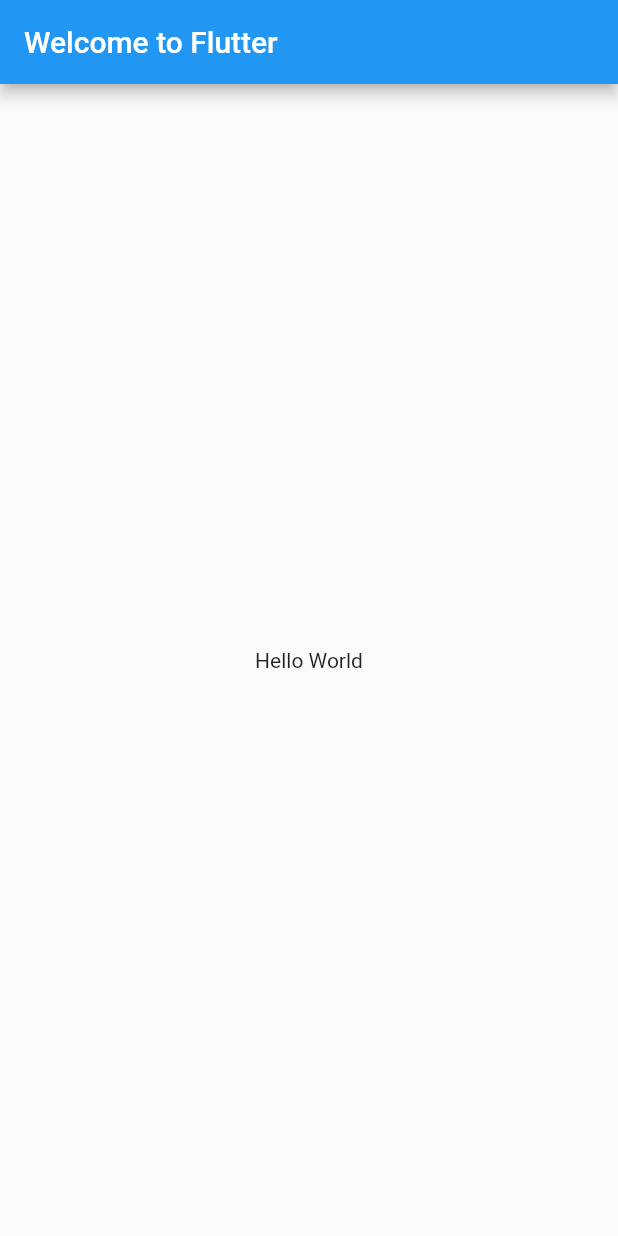
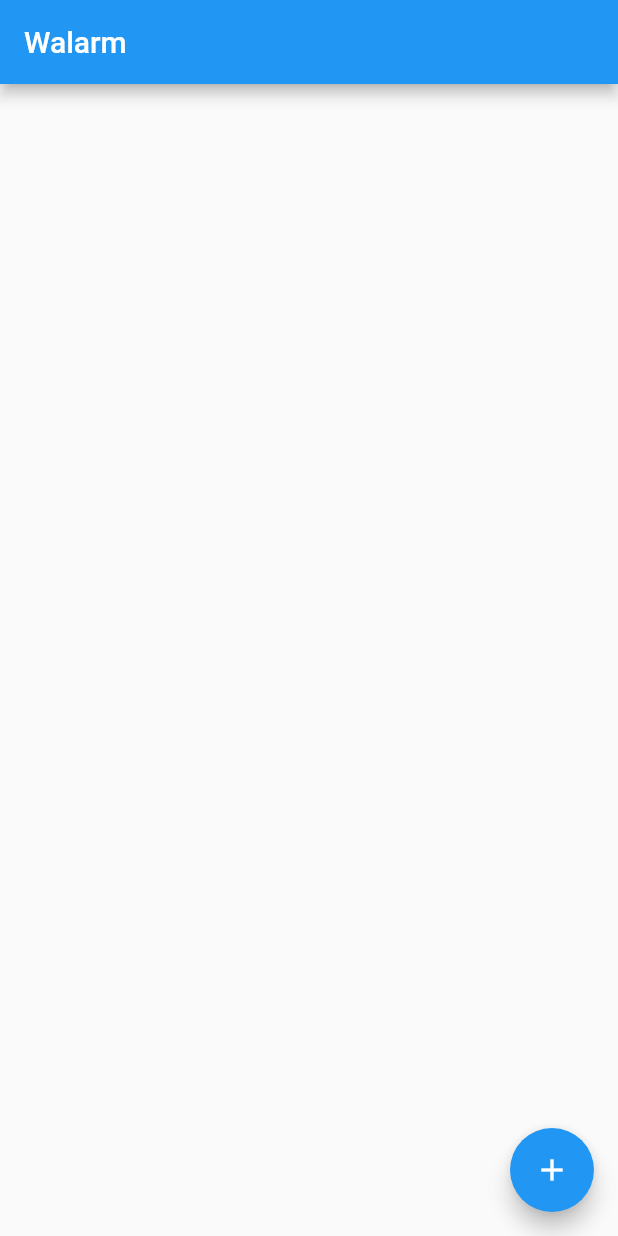
Before and after one commit to CorodescuMihnea/walarm, a Flutter app: the screen it shows after launch, on a phone screen of 412 x 824 dp. Run offline on Flutter 3.47's test engine with Material 2 defaults, Android fonts, the phone set to English and light mode, and no system bars; missing offline and left inert: android_alarm_manager_plus.

Commit message:
Works partially

```diff
--- /dev/null
+++ b/lib/alarm_list.dart
@@ -0,0 +1,113 @@
+import 'dart:io';
+import 'dart:convert';
+
+import 'package:path_provider/path_provider.dart';
+
+class AlarmList {
+  List<Alarm> _alarmList = List<Alarm>.empty(growable: true);
+  static const String _saveFileName = 'alarms.txt';
+
+  AlarmList();
+
+  AlarmList.fromAlarmList(AlarmList other) : _alarmList = other._alarmList;
+
+  AlarmList.fromJson(Map<String, dynamic> json) {
+    _alarmList = List<Alarm>.empty(growable: true);
+    for (var alarm in json['alarms']) {
+      _alarmList.add(Alarm.fromJson(alarm));
+    }
+  }
+  Map<String, dynamic> toJson() {
+    String alarmListString = jsonEncode(_alarmList);
+    return {'alarms': _alarmList};
+  }
+
+  static Future<File> getPersistenceFile() async {
+    final directory = await getApplicationDocumentsDirectory();
+    final dirPath = directory.path;
+    final path = '$dirPath/$_saveFileName';
+
+    var file = File(path);
+    // Check if file doesn t exist (first app run),
+    //   if it doesn't then create it
+    if (await file.exists() != true) {
+      file.create();
+      file.writeAsString('{"alarms": []}');
+    }
+
+    return file;
+  }
+
+  Alarm operator [](idx) {
+    return _alarmList[idx];
+  }
+
+  void add(Alarm alarm) {
+    _alarmList.add(alarm);
+  }
+
+  void removeAt(int idx) {
+    _alarmList.removeAt(idx);
+  }
+
+  void remove(Alarm alarm) {
+    _alarmList.remove(alarm);
+  }
+
+  void saveToPersistence() async {
+    final file = await getPersistenceFile();
+
+    String stringJson = jsonEncode(this);
+    print('Dumping to file');
+    print(stringJson);
+    file.writeAsString(stringJson);
+  }
+
+  static Future<AlarmList> loadFromPersistence() async {
+    final file = await getPersistenceFile();
+    print('Loading from file');
+    // Will throw json is empty
+    var jsonStr = file.readAsStringSync();
+    print('Decoding string: $jsonStr');
+
+    var ret = AlarmList();
+    try {
+      ret = AlarmList.fromJson(jsonDecode(jsonStr));
+      ret._alarmList.sort((a, b) => a.compareTo(b));
+    } on FormatException catch (e) {
+      print(e);
+    }
+
+    return ret;
+  }
+
+  void loadMock() async {
+    var tempList = List<Alarm>.empty(growable: true);
+    for (int idx = 0; idx < 3; idx++) {
+      tempList.add(Alarm.fromDateTime(DateTime.now().add(Duration(days: idx))));
+    }
+
+    _alarmList = tempList;
+  }
+
+  int get length => _alarmList.length;
+}
+
+class Alarm {
+  // ignore: prefer_final_fields
+  DateTime _time = DateTime.now();
+
+  Alarm(String timeString) : _time = DateTime.tryParse(timeString) as DateTime;
+
+  Alarm.fromDateTime(DateTime date) : _time = date;
+  Alarm.fromAlarm(Alarm alarm) : _time = alarm._time;
+
+  Alarm.fromJson(Map<String, dynamic> json)
+      : _time = DateTime.tryParse(json['time']) as DateTime;
+  Map<String, dynamic> toJson() => {'time': _time.toString()};
+
+  @override
+  String toString() => _time.toString();
+
+  int compareTo(Alarm other) => _time.compareTo(other._time);
+}
--- /dev/null
+++ b/lib/home_page.dart
@@ -0,0 +1,102 @@
+import 'package:android_alarm_manager_plus/android_alarm_manager_plus.dart';
+import 'package:flutter/material.dart';
+import 'package:intl/intl.dart';
+
+import 'package:walarm/alarm_list.dart';
+
+class HomePage extends StatefulWidget {
+  @override
+  State<HomePage> createState() => _HomePageState();
+}
+
+class _HomePageState extends State<HomePage> {
+  AlarmList _alarmList = AlarmList();
+
+  @override
+  Widget build(BuildContext context) {
+    AlarmList.loadFromPersistence().then((value) {
+      _alarmList = value;
+    });
+
+    return Scaffold(
+      appBar: AppBar(title: const Text('Walarm')),
+      floatingActionButton: _createAddAlarmButton(context),
+      body: HomePageBody(),
+    );
+  }
+
+  Widget _createAddAlarmButton(BuildContext context) {
+    return FloatingActionButton(
+      child: const Icon(Icons.add),
+      onPressed: _selectTime(context),
+    );
+  }
+
+  VoidCallback _selectTime(BuildContext context) {
+    return () async {
+      var selectedTime = TimeOfDay.now();
+
+      final TimeOfDay? timeOfDay = await showTimePicker(
+        context: context,
+        initialTime: selectedTime,
+        initialEntryMode: TimePickerEntryMode.dial,
+      );
+
+      if (timeOfDay != null) {
+        setState(() {
+          final now = DateTime.now();
+
+          // If the hour is in the past for today set alarm for tmrw
+          var day = now.day;
+          if (now.hour > timeOfDay.hour) day += 1;
+
+          _alarmList.add(Alarm.fromDateTime(DateTime(
+              now.year, now.month, day, timeOfDay.hour, timeOfDay.minute)));
+
+          _alarmList.saveToPersistence();
+        });
+      }
+    };
+  }
+}
+
+class HomePageBody extends StatefulWidget {
+  HomePageBody({Key? key}) : super(key: key);
+
+  @override
+  _HomePageBodyState createState() => _HomePageBodyState();
+}
+
+class _HomePageBodyState extends State<HomePageBody> {
+  AlarmList _alarmList = AlarmList();
+
+  @override
+  Widget build(BuildContext context) {
+    AlarmList.loadFromPersistence().then((value) {
+      _alarmList = value;
+    });
+
+    return ListView.builder(
+      itemCount: _alarmList.length,
+      itemBuilder: (context, index) {
+        return Dismissible(
+          key: UniqueKey(),
+          child:
+              Card(child: ListTile(title: Text(_alarmList[index].toString()))),
+          onDismissed: (direction) {
+            setState(() {
+              AlarmList.loadFromPersistence().then((value) {
+                _alarmList = value;
+                _alarmList.removeAt(index);
+                _alarmList.saveToPersistence();
+              });
+            });
+
+            ScaffoldMessenger.of(context)
+                .showSnackBar(const SnackBar(content: Text("Alarm dismissed")));
+          },
+        );
+      },
+    );
+  }
+}
--- a/lib/main.dart
+++ b/lib/main.dart
@@ -3,26 +3,27 @@
 // found in the LICENSE file.
 
 import 'package:flutter/material.dart';
+import 'package:android_alarm_manager_plus/android_alarm_manager_plus.dart';
 
-void main() {
-  runApp(const MyApp());
+import 'package:walarm/home_page.dart';
+
+const double stdPadding = 5;
+
+void main() async {
+  runApp(App());
+  await AndroidAlarmManager.initialize();
 }
 
-class MyApp extends StatelessWidget {
-  const MyApp({Key? key}) : super(key: key);
+class App extends StatefulWidget {
+  App({Key? key}) : super(key: key);
 
   @override
+  State<App> createState() => _AppState();
+}
+
+class _AppState extends State<App> {
+  @override
   Widget build(BuildContext context) {
-    return MaterialApp(
-      title: 'Welcome to Flutter',
-      home: Scaffold(
-        appBar: AppBar(
-          title: const Text('Welcome to Flutter'),
-        ),
-        body: const Center(
-          child: Text('Hello World'),
-        ),
-      ),
-    );
+    return MaterialApp(home: HomePage());
   }
 }
```
Also changed, not shown: pubspec.yaml (+3 -4 lines), pubspec.lock, 1 other file.
